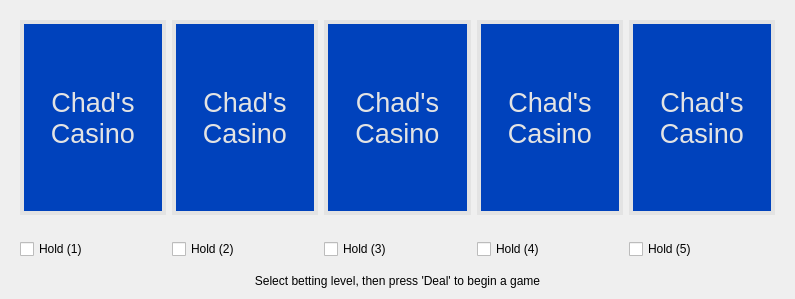
This is src/ui/handwidget.ui in dbrook/vidpokerterm as Qt 5 draws it before an edit. The edited form follows.
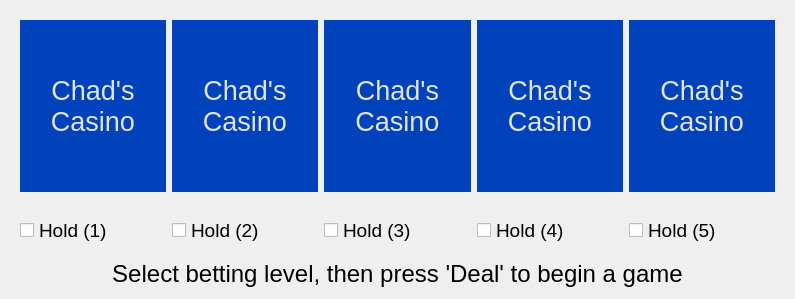
This is the edited form.

Commit message: Minor UI size and shortcuts adjustments

Diff of the .ui file:
```diff
--- a/src/ui/handwidget.ui
+++ b/src/ui/handwidget.ui
@@ -38,7 +38,7 @@
 font-size: 20pt;</string>
         </property>
         <property name="frameShape">
-         <enum>QFrame::Box</enum>
+         <enum>QFrame::NoFrame</enum>
         </property>
         <property name="frameShadow">
          <enum>QFrame::Plain</enum>
@@ -70,7 +70,7 @@
 font-size: 20pt;</string>
         </property>
         <property name="frameShape">
-         <enum>QFrame::Box</enum>
+         <enum>QFrame::NoFrame</enum>
         </property>
         <property name="frameShadow">
          <enum>QFrame::Plain</enum>
@@ -102,7 +102,7 @@
 font-size: 20pt;</string>
         </property>
         <property name="frameShape">
-         <enum>QFrame::Box</enum>
+         <enum>QFrame::NoFrame</enum>
         </property>
         <property name="frameShadow">
          <enum>QFrame::Plain</enum>
@@ -134,7 +134,7 @@
 font-size: 20pt;</string>
         </property>
         <property name="frameShape">
-         <enum>QFrame::Box</enum>
+         <enum>QFrame::NoFrame</enum>
         </property>
         <property name="frameShadow">
          <enum>QFrame::Plain</enum>
@@ -166,7 +166,7 @@
 font-size: 20pt;</string>
         </property>
         <property name="frameShape">
-         <enum>QFrame::Box</enum>
+         <enum>QFrame::NoFrame</enum>
         </property>
         <property name="frameShadow">
          <enum>QFrame::Plain</enum>
@@ -203,6 +203,9 @@
           <verstretch>0</verstretch>
          </sizepolicy>
         </property>
+        <property name="styleSheet">
+         <string notr="true">font-size: 14pt;</string>
+        </property>
         <property name="text">
          <string>Hold (1)</string>
         </property>
@@ -219,6 +222,9 @@
           <verstretch>0</verstretch>
          </sizepolicy>
         </property>
+        <property name="styleSheet">
+         <string notr="true">font-size: 14pt;</string>
+        </property>
         <property name="text">
          <string>Hold (2)</string>
         </property>
@@ -235,6 +241,9 @@
           <verstretch>0</verstretch>
          </sizepolicy>
         </property>
+        <property name="styleSheet">
+         <string notr="true">font-size: 14pt;</string>
+        </property>
         <property name="text">
          <string>Hold (3)</string>
         </property>
@@ -251,6 +260,9 @@
           <verstretch>0</verstretch>
          </sizepolicy>
         </property>
+        <property name="styleSheet">
+         <string notr="true">font-size: 14pt;</string>
+        </property>
         <property name="text">
          <string>Hold (4)</string>
         </property>
@@ -267,6 +279,9 @@
           <verstretch>0</verstretch>
          </sizepolicy>
         </property>
+        <property name="styleSheet">
+         <string notr="true">font-size: 14pt;</string>
+        </property>
         <property name="text">
          <string>Hold (5)</string>
         </property>
@@ -280,6 +295,9 @@
    </item>
    <item>
     <widget class="QLabel" name="resultLabel">
+     <property name="styleSheet">
+      <string notr="true">font-size: 18pt;</string>
+     </property>
      <property name="text">
       <string>Select betting level, then press 'Deal' to begin a game</string>
      </property>
```
Left out of the diff: 15 changed lines with no effect on the pictures. The commit also changes 2 other files.
